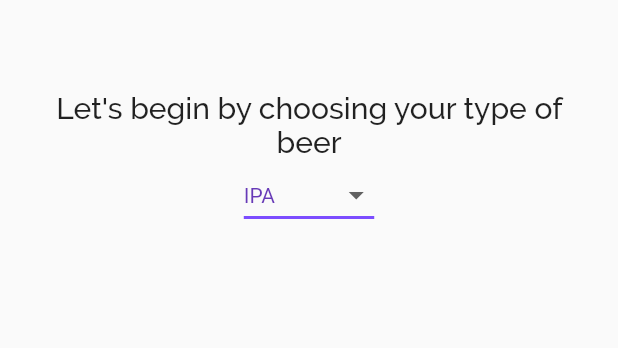
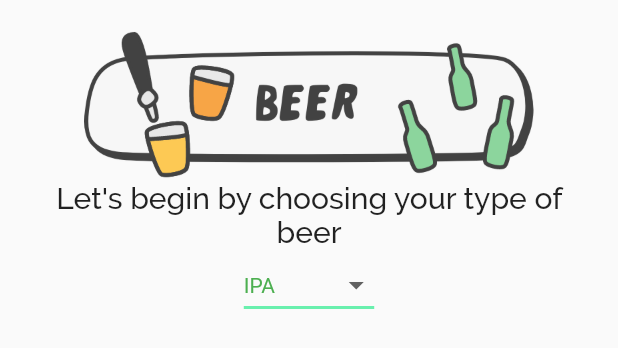
Before and after one commit to Snailed/beer-tinder-flutter, a Flutter app: the CreateBeerPage widget shown alone on an empty page, opened directly, on a phone screen of 412 x 824 dp. Shown: the top 348 px of the screen. Run offline on Flutter 3.47's test engine with Material 2 defaults, Android fonts, the phone set to English and light mode, and no system bars; our stand-ins replace charts_flutter, flutter_svg.

Commit message:
grafiske ændringer og merge af Lauritz

```diff
--- a/lib/beer-ranking-page.dart
+++ b/lib/beer-ranking-page.dart
@@ -259,7 +259,7 @@ class _BeerRankingPageState extends State<BeerRankingPage> {
             ),
             Text(
               'Top of ' + _value.toLowerCase(),
-              style: TextStyle(fontStyle: FontStyle.italic, fontSize: 40),
+              style: TextStyle(fontSize: 40, fontFamily: 'Mikkelwind'),
             ),
             chartWidget,
             Container(
--- a/lib/create-beer-page.dart
+++ b/lib/create-beer-page.dart
@@ -23,7 +23,6 @@ class _CreateBeerPageState extends State<CreateBeerPage> {
 
   String beer_type = 'IPA';
   double slider_val = 5;
-  var list_tekst = ["Choose your type of beer","Choose your ABV"];
   var list_widgets;
   var index = 0;
 
@@ -58,7 +57,11 @@ class _CreateBeerPageState extends State<CreateBeerPage> {
         child: Column(
           mainAxisAlignment: MainAxisAlignment.center,
           children: <Widget>[
-            SizedBox(height: 60),
+            SizedBox(height: 20),
+            Image.asset(
+              'assets/beer_button@2x.png',
+              height: 100,
+            ),
             Text(
               "Let's begin by choosing your type of beer",
               textAlign: TextAlign.center,
@@ -69,11 +72,11 @@ class _CreateBeerPageState extends State<CreateBeerPage> {
               iconSize: 24,
               elevation: 16,
               style: TextStyle(
-                  color: Colors.deepPurple
+                  color: Colors.green,
               ),
               underline: Container(
                 height: 2,
-                color: Colors.deepPurpleAccent,
+                color: Colors.greenAccent,
               ),
               onChanged: (String newValue) {
                 setState(() {
@@ -99,14 +102,18 @@ class _CreateBeerPageState extends State<CreateBeerPage> {
         child: Column(
           mainAxisAlignment: MainAxisAlignment.center,
           children: <Widget>[
-            SizedBox(height: 60),
+            SizedBox(height: 20),
+            Image.asset(
+              'assets/glass-filling-with-beer@2x.png',
+              height: 100,
+            ),
             Text(
               "Great choice! How strong would you like your beer?",
               textAlign: TextAlign.center,
               style: Theme.of(context).textTheme.title,
             ),
             Text(
-              slider_val.round().toString(),
+              slider_val.toStringAsFixed(1)+"%",
               textAlign: TextAlign.center,
               style: Theme.of(context).textTheme.display1,
             ),
@@ -121,7 +128,7 @@ class _CreateBeerPageState extends State<CreateBeerPage> {
               },
               min: 0,
               max: 10,
-              divisions: 10,
+              divisions: 20,
             ),
 
           ],
@@ -133,7 +140,7 @@ class _CreateBeerPageState extends State<CreateBeerPage> {
         child: Column(
           mainAxisAlignment: MainAxisAlignment.center,
           children: <Widget>[
-            SizedBox(height: 60),
+            SizedBox(height: 20),
             Text(
               "What should your beer be based on?",
               textAlign: TextAlign.center,
@@ -200,14 +207,14 @@ class _CreateBeerPageState extends State<CreateBeerPage> {
         child: Column(
           mainAxisAlignment: MainAxisAlignment.center,
           children: <Widget>[
-            SizedBox(height: 60), Text(
+            SizedBox(height: 20), Text(
               "What is your masterpiece called?",
               textAlign: TextAlign.center,
               style: Theme.of(context).textTheme.title,
             ),
             TextField(
               controller: nameCon,
-              decoration: InputDecoration(labelText: 'Name'),
+              decoration: InputDecoration(labelText: 'Navn'),
               onSubmitted: (event){
                 setState(() {});
                 addComponent(3);
@@ -222,13 +229,13 @@ class _CreateBeerPageState extends State<CreateBeerPage> {
         child: Column(
           mainAxisAlignment: MainAxisAlignment.center,
           children: <Widget>[
-            SizedBox(height: 60), Text(
+            SizedBox(height: 20), Text(
               "Describe the taste of "+nameCon.text,
               textAlign: TextAlign.center,
               style: Theme.of(context).textTheme.title,
             ),
             TextField(
-              decoration: InputDecoration(labelText: 'Description'),
+              decoration: InputDecoration(labelText: 'Beskrivelse'),
 
               onChanged: (event){
                 addComponent(4);
@@ -249,7 +256,7 @@ class _CreateBeerPageState extends State<CreateBeerPage> {
 
                 },
                 child: Text(
-                  "Create",
+                  "Opret",
                   style: TextStyle(color: Colors.white, fontSize: 30),
                 )
             )
--- a/pubspec.yaml
+++ b/pubspec.yaml
@@ -46,9 +46,8 @@ flutter:
 
   # assets:
   assets:
-    - assets/beer.svg
-    - assets/beer.png
-  #  - images/a_dot_burr.jpeg
+    - assets/
+      #  - images/a_dot_burr.jpeg
   #  - images/a_dot_ham.jpeg
 
   # An image asset can refer to one or more resolution-specific "variants", see
```
Also changed, not shown: assets/beer_button@2x.png (added), assets/glass-filling-with-beer@2x.png (added). Lines whose indentation alone changed are shown as unchanged.
